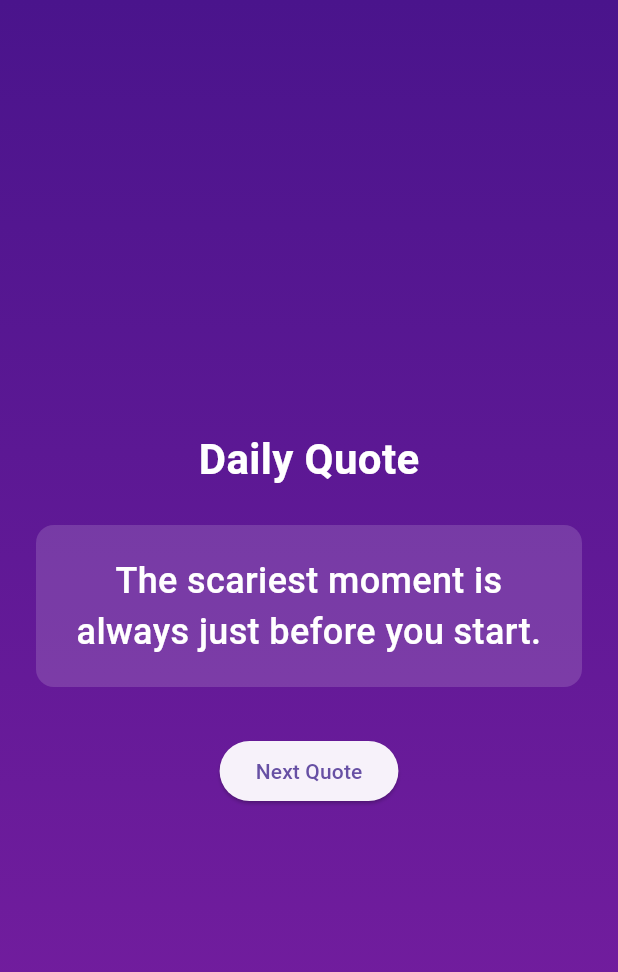
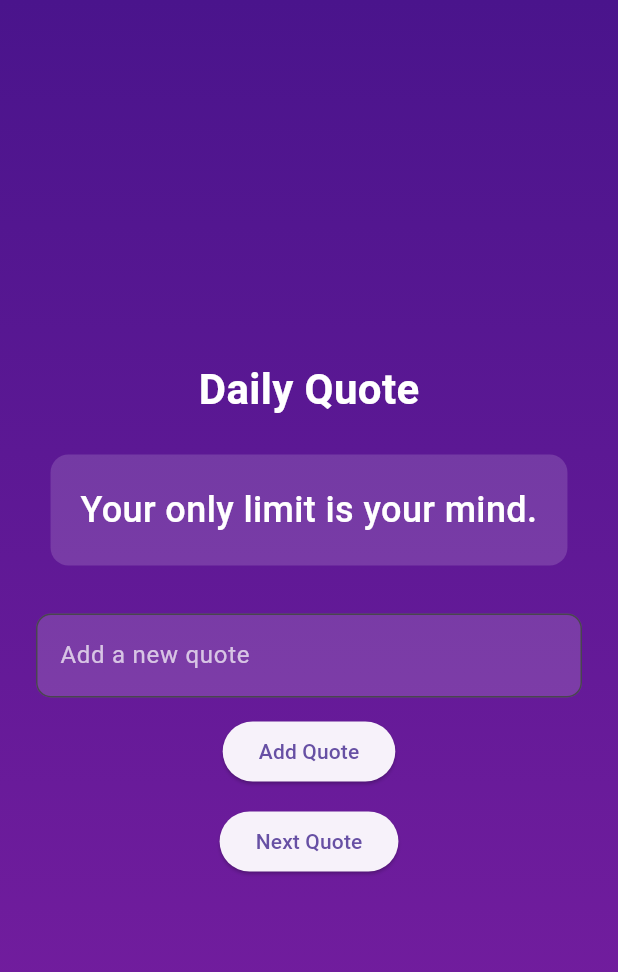
Before and after one commit to 12133452-Liu/daily_quotes, a Flutter app: the screen it shows after launch, on a phone screen of 412 x 824 dp. Shown: the top 972 px of the screen. Run offline on Flutter 3.47's test engine with Material 3 defaults, Android fonts, the phone set to English and light mode, and no system bars.

Commit message:
feat:adding input quotes box

```diff
--- a/lib/main.dart
+++ b/lib/main.dart
@@ -1,7 +1,7 @@
 import 'package:flutter/material.dart';
+import 'dart:math';
 
-
-const List<String> quotes = [
+List<String> quotes = [
   "The scariest moment is always just before you start.",
   "The secret of getting ahead is getting started.",
   "Your only limit is your mind.",
@@ -36,11 +36,22 @@ class HomePage extends StatefulWidget {
 }
 
 class _HomePageState extends State<HomePage> {
-  int _currentIndex = 0;
+  TextEditingController _quoteController = TextEditingController();
+  int _currentIndex = Random().nextInt(quotes.length);
+
+  void _addQuote() {
+    String newQuote = _quoteController.text.trim();
+    if (newQuote.isNotEmpty) {
+      setState(() {
+        quotes.add(newQuote);
+      });
+      _quoteController.clear();
+    }
+  }
 
   void _showNextQuote(){
     setState(() {
-      _currentIndex = (_currentIndex + 1) % quotes.length;
+      _currentIndex = (_currentIndex +1 ) % quotes.length;
     });
   }
 
@@ -94,6 +105,23 @@ class _HomePageState extends State<HomePage> {
                 ),
               ),
           const SizedBox(height: 32),
+              TextField(
+                controller: _quoteController,
+                style: const TextStyle(color: Colors.white),
+                decoration: InputDecoration(
+                  labelText: "Add a new quote",
+                  labelStyle: const TextStyle(color: Colors.white70),
+                  filled: true,
+                  fillColor: Colors.white.withOpacity(0.15),
+                  border: OutlineInputBorder(
+                    borderRadius: BorderRadius.circular(10),
+                  ),
+                ),
+              ),
+              const SizedBox(height:12),
+          ElevatedButton(onPressed: _addQuote, child: const Text("Add Quote"),
+          ),
+          const SizedBox(height: 12),
           ElevatedButton(
             onPressed: _showNextQuote,
             child: const Text("Next Quote"),
```
Also changed, not shown: 12 other files.
